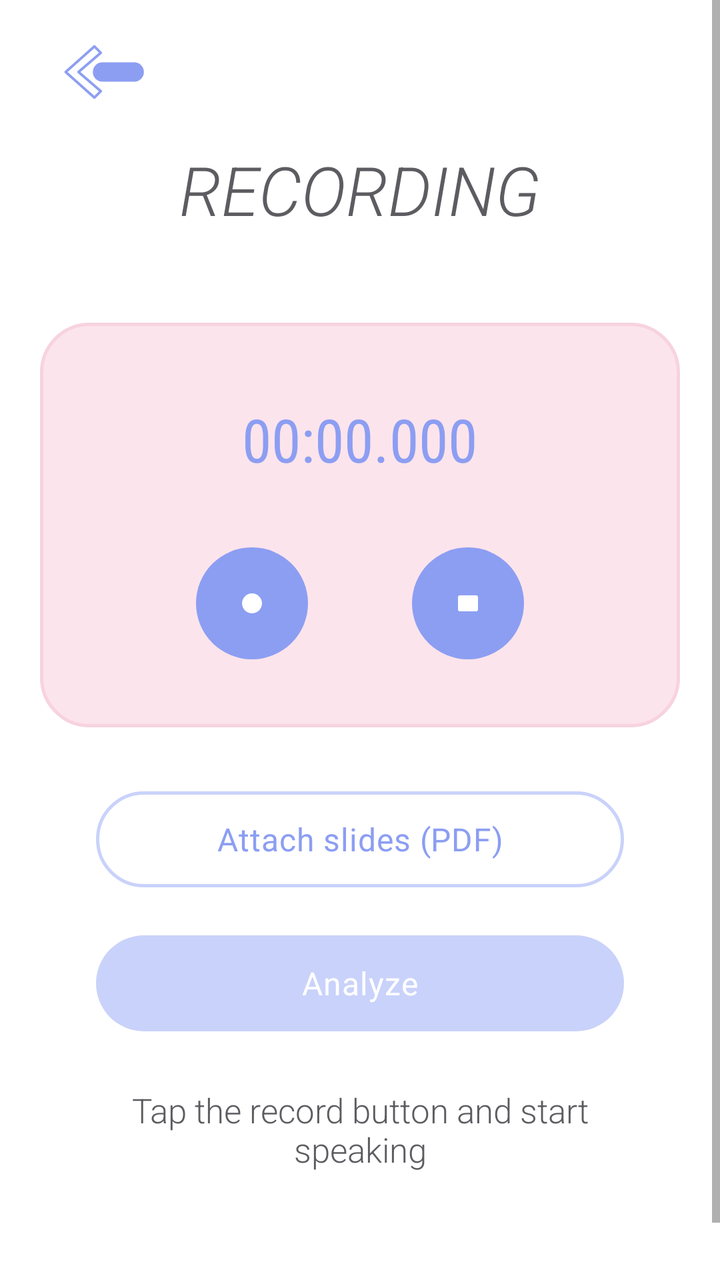
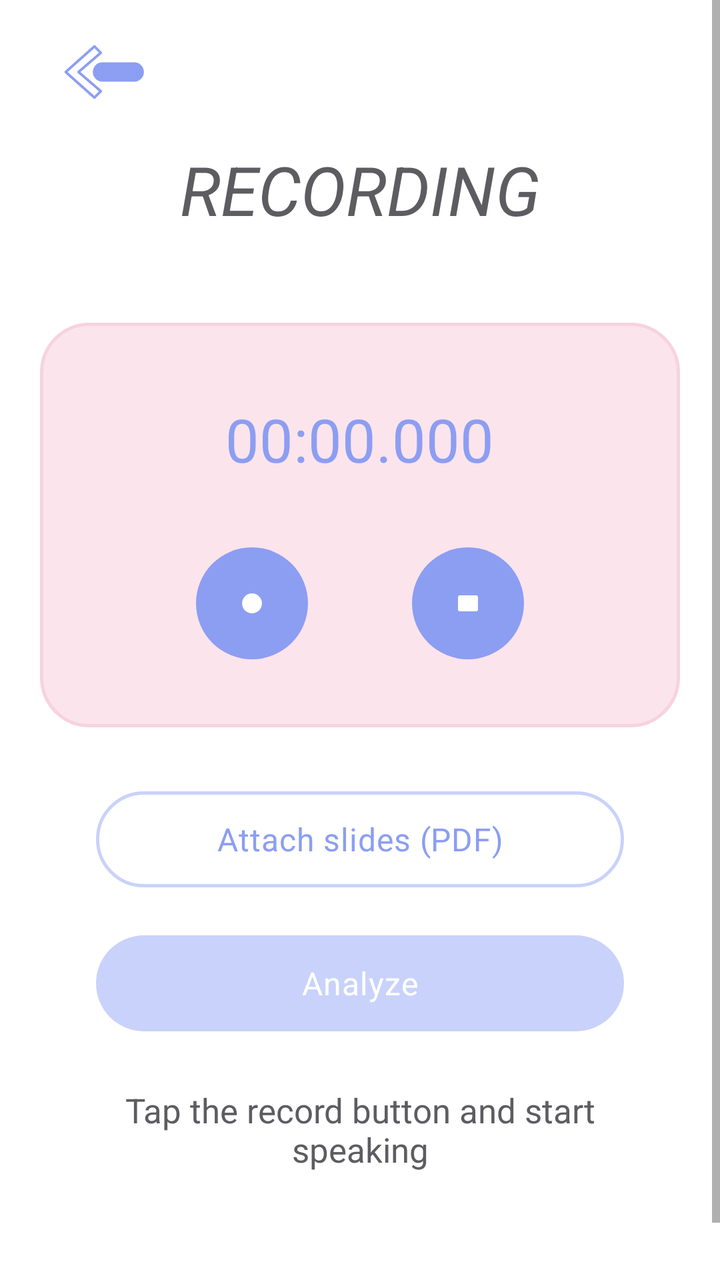

The first picture is an Android layout as it rendered before a commit; the second is the same layout after the commit. The layout source and the unified diff follow.
<!-- AndroidManifest.xml: application theme Theme.TalkMate.White -->
<!-- res/layout/activity_record.xml -->
<?xml version="1.0" encoding="utf-8"?>
<ScrollView xmlns:android="http://schemas.android.com/apk/res/android" xmlns:app="http://schemas.android.com/apk/res-auto" xmlns:tools="http://schemas.android.com/tools"
    android:layout_width="match_parent"
    android:layout_height="match_parent"
    android:background="@color/white"
    android:fillViewport="true">

    <LinearLayout
        android:layout_width="match_parent"
        android:layout_height="wrap_content"
        android:gravity="center_horizontal"
        android:orientation="vertical"
        android:paddingStart="20dp"
        android:paddingEnd="20dp"
        android:paddingBottom="32dp">

        <ImageButton
            android:id="@+id/btnBack"
            android:layout_width="64dp"
            android:layout_height="48dp"
            android:layout_gravity="start"
            android:layout_marginTop="12dp"
            android:background="?attr/selectableItemBackgroundBorderless"
            android:contentDescription="@string/back"
            android:padding="8dp"
            android:scaleType="fitCenter"
            android:src="@drawable/ic_back" />

        <TextView
            android:id="@+id/tvTitle"
            android:layout_width="wrap_content"
            android:layout_height="wrap_content"
            android:layout_marginTop="12dp"
            android:layout_marginBottom="44dp"
            android:fontFamily="sans-serif-light"
            android:text="@string/record_title"
            android:textColor="@color/grey_title"
            android:textSize="34sp"
            android:textStyle="italic" />

        <LinearLayout
            android:layout_width="match_parent"
            android:layout_height="wrap_content"
            android:background="@drawable/bg_pink_card"
            android:gravity="center_horizontal"
            android:orientation="vertical"
            android:paddingTop="38dp"
            android:paddingBottom="34dp">

            <TextView
                android:id="@+id/tvTimer"
                android:layout_width="wrap_content"
                android:layout_height="wrap_content"
                android:fontFamily="sans-serif-condensed"
                android:fontFeatureSettings="tnum"
                android:text="00:00.000"
                android:textColor="@color/blue"
                android:textSize="30sp"
                tools:ignore="HardcodedText" />

            <LinearLayout
                android:layout_width="wrap_content"
                android:layout_height="wrap_content"
                android:layout_marginTop="34dp"
                android:orientation="horizontal">

                <ImageButton
                    android:id="@+id/btnRecordPause"
                    android:layout_width="56dp"
                    android:layout_height="56dp"
                    android:layout_marginEnd="52dp"
                    android:background="@drawable/bg_circle_blue"
                    android:contentDescription="@string/record_start"
                    android:scaleType="center"
                    android:src="@drawable/ic_record" />

                <ImageButton
                    android:id="@+id/btnStop"
                    android:layout_width="56dp"
                    android:layout_height="56dp"
                    android:background="@drawable/bg_circle_blue"
                    android:contentDescription="@string/record_stop"
                    android:enabled="false"
                    android:scaleType="center"
                    android:src="@drawable/ic_stop" />
            </LinearLayout>
        </LinearLayout>

        
        <com.google.android.material.button.MaterialButton
            android:id="@+id/btnAttachSlides"
            style="@style/Button.Outline"
            android:layout_marginStart="28dp"
            android:layout_marginTop="28dp"
            android:layout_marginEnd="28dp"
            android:text="@string/attach_slides" />

        <LinearLayout
            android:id="@+id/slidesAttached"
            android:layout_width="match_parent"
            android:layout_height="wrap_content"
            android:layout_marginStart="28dp"
            android:layout_marginTop="28dp"
            android:layout_marginEnd="16dp"
            android:gravity="center_vertical"
            android:orientation="horizontal"
            android:visibility="gone">

            <TextView
                android:id="@+id/tvSlidesName"
                android:layout_width="0dp"
                android:layout_height="wrap_content"
                android:layout_weight="1"
                android:ellipsize="middle"
                android:singleLine="true"
                android:textColor="@color/grey_title"
                android:textSize="16sp" />

            <TextView
                android:id="@+id/btnRemoveSlides"
                android:layout_width="48dp"
                android:layout_height="48dp"
                android:background="?attr/selectableItemBackgroundBorderless"
                android:clickable="true"
                android:contentDescription="@string/remove_slides"
                android:focusable="true"
                android:gravity="center"
                android:text="✕"
                android:textColor="@color/blue_strong"
                android:textSize="20sp" />
        </LinearLayout>

        
        <LinearLayout
            android:id="@+id/slideViewer"
            android:layout_width="match_parent"
            android:layout_height="wrap_content"
            android:layout_marginStart="12dp"
            android:layout_marginTop="8dp"
            android:layout_marginEnd="12dp"
            android:orientation="vertical"
            android:visibility="gone">

            <ImageView
                android:id="@+id/ivSlide"
                android:layout_width="match_parent"
                android:layout_height="wrap_content"
                android:adjustViewBounds="true"
                android:background="@drawable/bg_outline_card"
                android:contentDescription="@string/slide_preview"
                android:padding="2dp" />

            <LinearLayout
                android:layout_width="match_parent"
                android:layout_height="wrap_content"
                android:layout_marginTop="8dp"
                android:gravity="center_vertical"
                android:orientation="horizontal">

                <com.google.android.material.button.MaterialButton
                    android:id="@+id/btnPrevSlide"
                    style="@style/Button.Outline"
                    android:layout_width="0dp"
                    android:layout_weight="1"
                    android:text="@string/slide_prev" />

                <TextView
                    android:id="@+id/tvSlideNumber"
                    android:layout_width="wrap_content"
                    android:layout_height="wrap_content"
                    android:layout_marginStart="12dp"
                    android:layout_marginEnd="12dp"
                    android:textColor="@color/grey_title"
                    android:textSize="15sp" />

                <com.google.android.material.button.MaterialButton
                    android:id="@+id/btnNextSlide"
                    style="@style/Button.Filled"
                    android:layout_width="0dp"
                    android:layout_weight="1"
                    android:text="@string/slide_next" />
            </LinearLayout>
        </LinearLayout>

        <com.google.android.material.button.MaterialButton
            android:id="@+id/btnAnalyze"
            style="@style/Button.Filled"
            android:layout_marginStart="28dp"
            android:layout_marginTop="16dp"
            android:layout_marginEnd="28dp"
            android:enabled="false"
            android:text="@string/analyze" />

        <TextView
            android:id="@+id/tvHint"
            android:layout_width="match_parent"
            android:layout_height="wrap_content"
            android:layout_marginStart="16dp"
            android:layout_marginTop="24dp"
            android:layout_marginEnd="16dp"
            android:fontFamily="sans-serif-light"
            android:gravity="center"
            android:text="@string/hint_idle"
            android:textColor="@color/grey_title"
            android:textSize="17sp" />

        <ProgressBar
            android:id="@+id/progress"
            android:layout_width="36dp"
            android:layout_height="36dp"
            android:layout_marginTop="16dp"
            android:contentDescription="@string/loading"
            android:indeterminateTint="@color/blue"
            android:visibility="invisible" />
    </LinearLayout>
</ScrollView>
<!-- resources referenced by this layout -->
<resources>
  <color name="blue">#8C9EF2</color>
  <color name="blue_strong">#4664D6</color>
  <color name="grey_title">#5C5C61</color>
  <color name="white">#FFFFFF</color>
  <!-- drawable bg_circle_blue (drawable) -->
  <?xml version="1.0" encoding="utf-8"?>
  <ripple xmlns:android="http://schemas.android.com/apk/res/android" android:color="#33FFFFFF"><item><selector><item android:state_enabled="false"><shape android:shape="oval"><solid android:color="@color/blue_light" /></shape></item><item><shape android:shape="oval"><solid android:color="@color/blue" /></shape></item></selector></item></ripple>
  <!-- drawable bg_outline_card (drawable) -->
  <?xml version="1.0" encoding="utf-8"?>
  <shape xmlns:android="http://schemas.android.com/apk/res/android"><solid android:color="@color/white" /><stroke android:width="1.5dp" android:color="@color/pink_line" /><corners android:radius="28dp" /></shape>
  <!-- drawable bg_pink_card (drawable) -->
  <?xml version="1.0" encoding="utf-8"?>
  <shape xmlns:android="http://schemas.android.com/apk/res/android"><solid android:color="@color/pink_card" /><stroke android:width="1.5dp" android:color="@color/pink_line" /><corners android:radius="24dp" /></shape>
  <!-- drawable ic_back (drawable) -->
  <?xml version="1.0" encoding="utf-8"?>
  <vector xmlns:android="http://schemas.android.com/apk/res/android" android:width="56dp" android:height="40dp" android:viewportWidth="56" android:viewportHeight="40">
  <path android:strokeColor="#8C9EF2" android:strokeWidth="1.6" android:strokeLineJoin="round" android:fillColor="#00000000" android:pathData="M22,4 L4,20 L22,36 L26,32 L12,20 L26,8 z" />
      <path android:fillColor="#8C9EF2" android:pathData="M27,14 h20 a6,6 0 0 1 0,12 h-20 a6,6 0 0 1 0,-12 z" />
  </vector>
  <!-- drawable ic_record (drawable) -->
  <?xml version="1.0" encoding="utf-8"?>
  <vector xmlns:android="http://schemas.android.com/apk/res/android" android:width="24dp" android:height="24dp" android:viewportWidth="24" android:viewportHeight="24">
  <path android:fillColor="#FFFFFF" android:pathData="M12,7 a5,5 0 1 0 0.01,0 z" />
  </vector>
  <!-- drawable ic_stop (drawable) -->
  <?xml version="1.0" encoding="utf-8"?>
  <vector xmlns:android="http://schemas.android.com/apk/res/android" android:width="24dp" android:height="24dp" android:viewportWidth="24" android:viewportHeight="24">
  <path android:fillColor="#FFFFFF" android:pathData="M8,8 h8 a1,1 0 0 1 1,1 v6 a1,1 0 0 1 -1,1 h-8 a1,1 0 0 1 -1,-1 v-6 a1,1 0 0 1 1,-1 z" />
  </vector>
  <string name="analyze">Analyze</string>
  <string name="attach_slides">Attach slides (PDF)</string>
  <string name="back">Back</string>
  <string name="hint_idle">Tap the record button and start speaking</string>
  <string name="loading">Loading</string>
  <string name="record_start">Start recording</string>
  <string name="record_stop">Stop recording</string>
  <string name="record_title">RECORDING</string>
  <string name="remove_slides">Remove slides</string>
  <string name="slide_next">Next ›</string>
  <string name="slide_prev">‹ Back</string>
  <string name="slide_preview">Current slide</string>
  <style name="Button.Filled" parent="Widget.MaterialComponents.Button.UnelevatedButton">
          <item name="android:layout_width">match_parent</item>
          <item name="android:layout_height">56dp</item>
          <item name="backgroundTint">@color/button_filled</item>
          <item name="cornerRadius">28dp</item>
          <item name="android:textColor">@color/white</item>
          <item name="android:textSize">16sp</item>
          <item name="android:fontFamily">sans-serif</item>
          <item name="android:letterSpacing">0.02</item>
          <item name="android:textAllCaps">false</item>
          <item name="android:insetTop">4dp</item>
          <item name="android:insetBottom">4dp</item>
      </style>
  <color name="blue_light">#C9D2FA</color>
  <color name="pink_line">#F7D3DF</color>
  <color name="pink_card">#FCE4EC</color>
  <color name="ink">#111111</color>
  <!-- unchanged entries left out for length: 2 -->
</resources>

<!-- the commit's change to res/layout/activity_record.xml (unified diff, before → after) -->
@@ -32,7 +32,7 @@
             android:layout_height="wrap_content"
             android:layout_marginTop="12dp"
             android:layout_marginBottom="44dp"
-            android:fontFamily="sans-serif-light"
+            android:fontFamily="sans-serif"
             android:text="@string/record_title"
             android:textColor="@color/grey_title"
             android:textSize="34sp"
@@ -51,7 +51,7 @@
                 android:id="@+id/tvTimer"
                 android:layout_width="wrap_content"
                 android:layout_height="wrap_content"
-                android:fontFamily="sans-serif-condensed"
+                android:fontFamily="sans-serif"
                 android:fontFeatureSettings="tnum"
                 android:text="00:00.000"
                 android:textColor="@color/blue"
@@ -198,7 +198,7 @@
             android:layout_marginStart="16dp"
             android:layout_marginTop="24dp"
             android:layout_marginEnd="16dp"
-            android:fontFamily="sans-serif-light"
+            android:fontFamily="sans-serif"
             android:gravity="center"
             android:text="@string/hint_idle"
             android:textColor="@color/grey_title"
